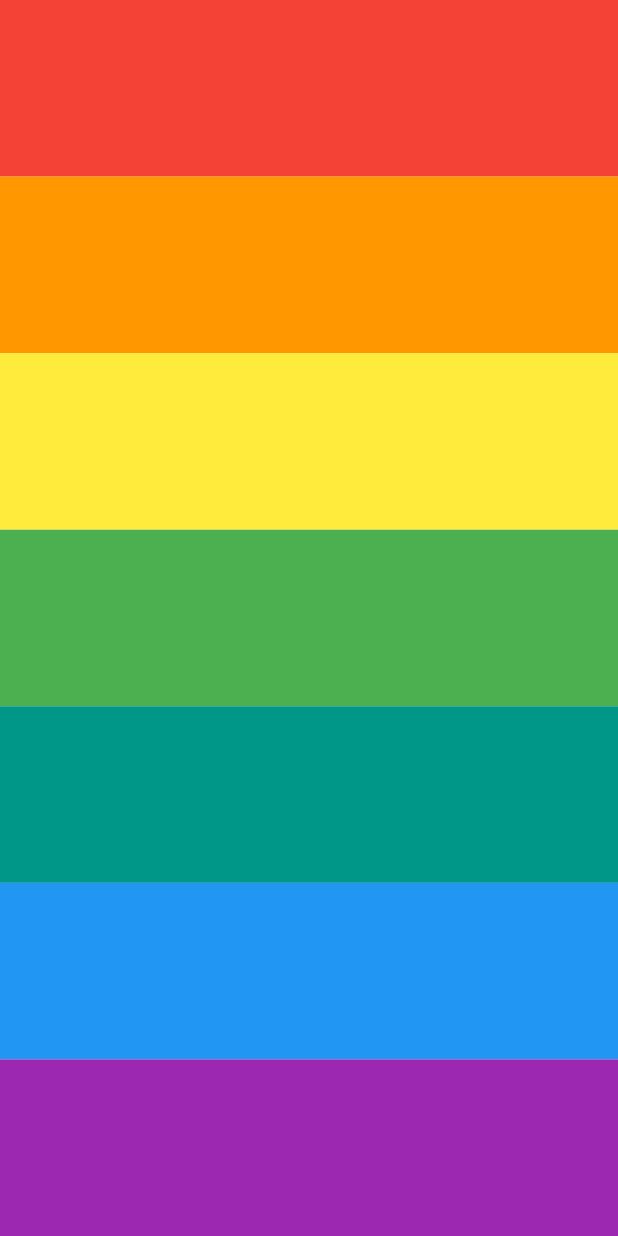
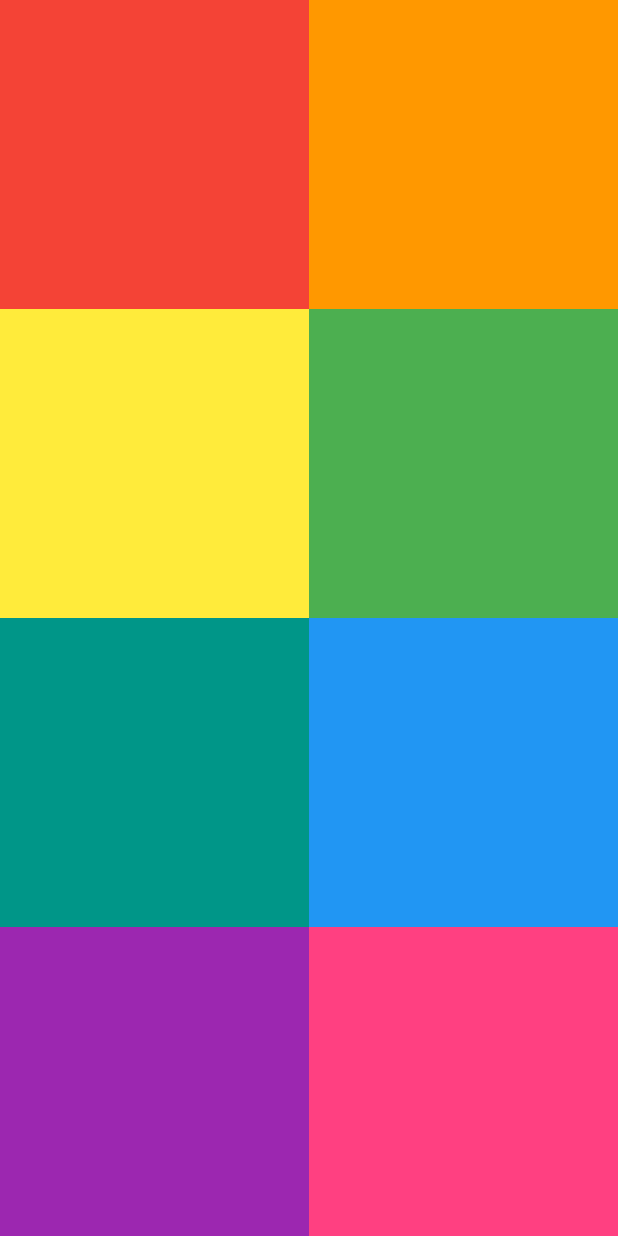
Before and after one commit to Vladimir182/Xylophone_flutter, a Flutter app: the screen it shows after launch, on a phone screen of 412 x 824 dp. Run offline on Flutter 3.47's test engine with Material 3 defaults, Android fonts, the phone set to English and light mode, and no system bars; our stand-ins replace audioplayers.

Commit message:
added GridView.count

```diff
--- a/lib/main.dart
+++ b/lib/main.dart
@@ -7,12 +7,12 @@ class XylophoneApp extends StatelessWidget {
   const XylophoneApp({super.key});
 
   Widget buildKey({required Color color, required int soundNumber}) {
-    return Expanded(
-      child: InkWell(
+    return InkWell(
       onTap: () => playSound(soundNumber),
       child: Container(
+        height: 10,
+        width: double.infinity,
         color: color,
-        ),
       ),
     );
   }
@@ -27,8 +27,11 @@ class XylophoneApp extends StatelessWidget {
     return MaterialApp(
       home: Scaffold(
         body: SafeArea(
-          child: Column(
-            // crossAxisAlignment: CrossAxisAlignment.stretch,
+          child: OrientationBuilder(
+            builder: (context, orientation) {
+              int crossAxisCount = orientation == Orientation.portrait ? 2 : 4;
+              return GridView.count(
+                crossAxisCount: crossAxisCount,
                 children: [
                   buildKey(color: Colors.red, soundNumber: 1),
                   buildKey(color: Colors.orange, soundNumber: 2),
@@ -37,7 +40,10 @@ class XylophoneApp extends StatelessWidget {
                   buildKey(color: Colors.teal, soundNumber: 5),
                   buildKey(color: Colors.blue, soundNumber: 6),
                   buildKey(color: Colors.purple, soundNumber: 7),
+                  buildKey(color: Colors.pinkAccent, soundNumber: 1),
                 ],
+              );
+            },
           ),
         ),
       ),
```
Also changed, not shown: 2 other files. Lines whose indentation alone changed are shown as unchanged.
